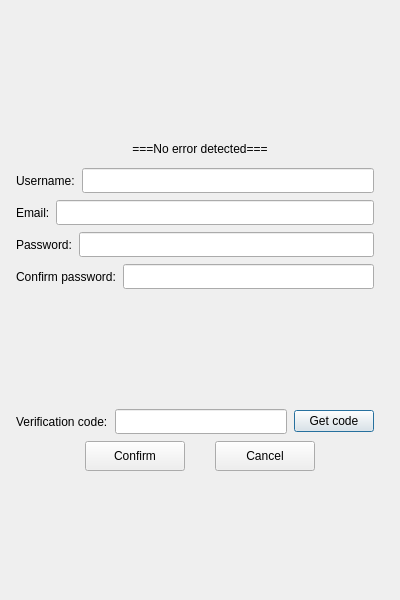
This is registerdialog.ui in KieranGao/OxyChat as Qt 5 draws it before an edit. The edited form follows.
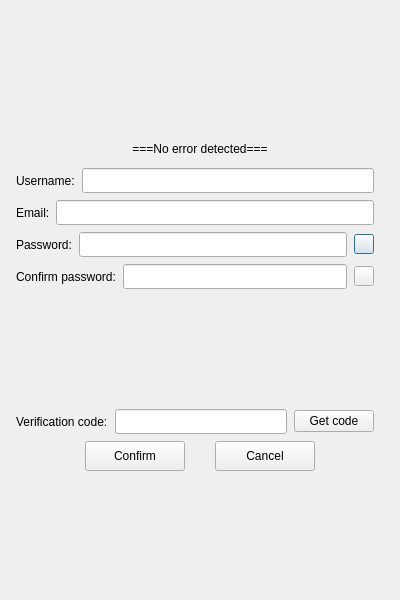
This is the edited form. Icons and pictures are not drawn. Custom widgets are drawn as their Qt base class.

What changed in the file:
```diff
--- a/registerdialog.ui
+++ b/registerdialog.ui
@@ -236,6 +236,53 @@
          </property>
         </widget>
        </item>
+       <item>
+        <widget class="QPushButton" name="showpass">
+         <property name="minimumSize">
+          <size>
+           <width>20</width>
+           <height>20</height>
+          </size>
+         </property>
+         <property name="maximumSize">
+          <size>
+           <width>20</width>
+           <height>20</height>
+          </size>
+         </property>
+         <property name="cursor">
+          <cursorShape>PointingHandCursor</cursorShape>
+         </property>
+         <property name="styleSheet">
+          <string notr="true">QPushButton[showpass = &quot;false&quot;] {
+    border: none;           
+    background-color: transparent;
+    border-image: url(:/icons/invisible.png);
+}
+
+QPushButton[showpass = &quot;true&quot;] {
+    border: none;           
+    background-color: transparent;
+    border-image: url(:/icons/visible.png);
+}
+
+QPushButton:hover[showpass = &quot;false&quot;] {
+    border: none;           
+    background-color: transparent;
+    border-image: url(:/icons/visiblehover.png);
+}
+
+QPushButton:hover[showpass = &quot;true&quot;] {
+    border: none;           
+    background-color: transparent;
+    border-image: url(:/icons/invisiblehover.png);
+}</string>
+         </property>
+         <property name="text">
+          <string/>
+         </property>
+        </widget>
+       </item>
       </layout>
      </item>
      <item>
@@ -281,6 +328,50 @@
          </property>
         </widget>
        </item>
+       <item>
+        <widget class="QPushButton" name="showconfirm">
+         <property name="minimumSize">
+          <size>
+           <width>20</width>
+           <height>20</height>
+          </size>
+         </property>
+         <property name="maximumSize">
+          <size>
+           <width>20</width>
+           <height>20</height>
+          </size>
+         </property>
+         <property name="styleSheet">
+          <string notr="true">QPushButton[showpass = &quot;false&quot;] {
+    border: none;           
+    background-color: transparent;
+    border-image: url(:/icons/invisible.png);
+}
+
+QPushButton[showpass = &quot;true&quot;] {
+    border: none;           
+    background-color: transparent;
+    border-image: url(:/icons/visible.png);
+}
+
+QPushButton:hover[showpass = &quot;false&quot;] {
+    border: none;           
+    background-color: transparent;
+    border-image: url(:/icons/visiblehover.png);
+}
+
+QPushButton:hover[showpass = &quot;true&quot;] {
+    border: none;           
+    background-color: transparent;
+    border-image: url(:/icons/invisiblehover.png);
+}</string>
+         </property>
+         <property name="text">
+          <string/>
+         </property>
+        </widget>
+       </item>
       </layout>
      </item>
      <item>
@@ -455,6 +546,13 @@
    </item>
   </layout>
  </widget>
+ <customwidgets>
+  <customwidget>
+   <class>TimerBtn</class>
+   <extends>QPushButton</extends>
+   <header>timerbtn.h</header>
+  </customwidget>
+ </customwidgets>
  <resources/>
  <connections/>
 </ui>
```
Left out of the diff: 2 changed lines with no effect on the pictures.
